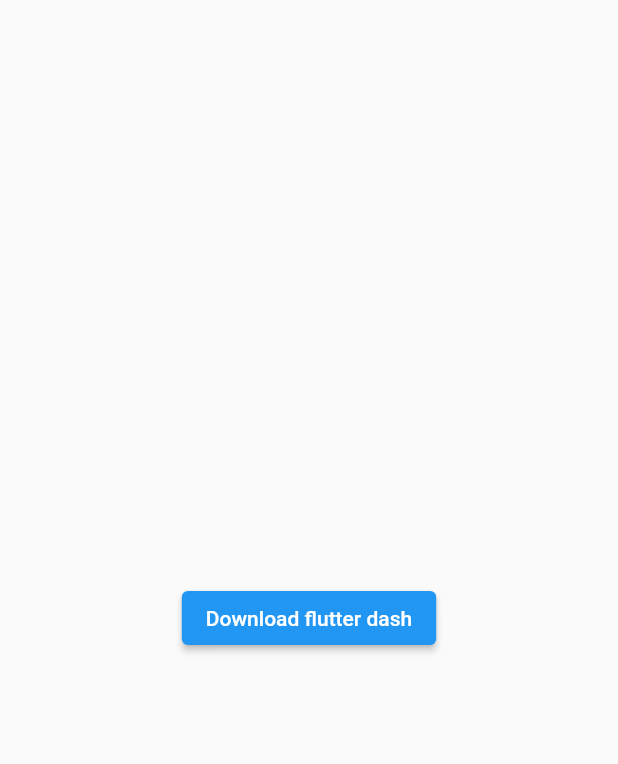
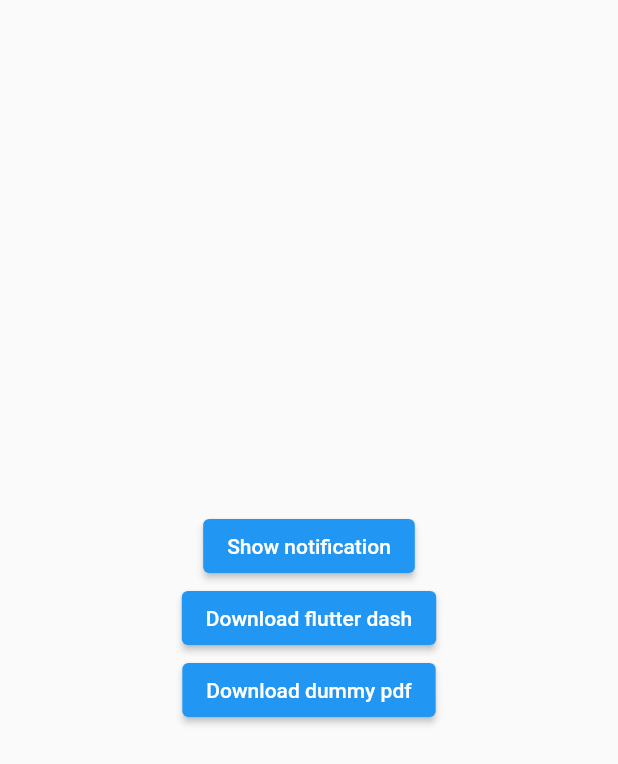
Before and after one commit to fortinjoffrey/flutter_basics_samples, a Flutter app: the screen it shows after launch, on a phone screen of 412 x 824 dp. Shown: the top 764 px of the screen. Run offline on Flutter 3.47's test engine with Material 2 defaults, Android fonts, the phone set to English and light mode, and no system bars; our stand-ins replace dio, flutter_local_notifications, open_file, permission_handler.

Commit message:
Show notification on download success,  open file

```diff
--- /dev/null
+++ b/lib/local_notification_source.dart
@@ -0,0 +1,38 @@
+import 'package:flutter_local_notifications/flutter_local_notifications.dart';
+import 'package:open_file/open_file.dart';
+
+class LocalNotificationSource {
+  static final _notifications = FlutterLocalNotificationsPlugin();
+
+  static void init() {
+    final androidSettings = AndroidInitializationSettings('@mipmap/ic_launcher');
+    _notifications.initialize(
+      InitializationSettings(android: androidSettings),
+      onSelectNotification: (payload) async {
+        OpenFile.open(payload);
+      },
+    );
+  }
+
+  static Future<NotificationDetails> _notificationDetails(String? filepath) async {
+    return NotificationDetails(
+      android: AndroidNotificationDetails(
+        'channel id',
+        'channel name',
+        'channel description',
+        importance: Importance.max,
+        largeIcon: filepath != null ? FilePathAndroidBitmap(filepath) : null,
+      ),
+      iOS: IOSNotificationDetails(),
+    );
+  }
+
+  static Future<void> show({
+    int id = 0,
+    String? title,
+    String? body,
+    String? payload,
+    String? filepath,
+  }) async =>
+      _notifications.show(id, title, body, await _notificationDetails(filepath), payload: payload);
+}
--- a/lib/main.dart
+++ b/lib/main.dart
@@ -2,6 +2,7 @@
 import 'dart:io';
 import 'dart:typed_data';
 
+import 'package:basics_samples/local_notification_source.dart';
 import 'package:basics_samples/remote_source.dart';
 import 'package:flutter/material.dart';
 import 'package:path_provider/path_provider.dart';
@@ -36,12 +37,18 @@
   final streamController = StreamController<double>();
 
   @override
+  void initState() {
+    super.initState();
+    LocalNotificationSource.init();
+  }
+
+  @override
   void dispose() {
     streamController.close();
     super.dispose();
   }
 
-  Future<void> _saveFileToDownloadFolder({
+  Future<String> _saveFileToDownloadFolder({
     required BuildContext context,
     required Uint8List fileBytes,
     required String filename,
@@ -58,11 +65,15 @@
     parts.add('Download');
     final path = parts.join('/');
 
-    final file = File('$path/$filename');
+    final filepath = '$path/$filename';
+
+    final file = File(filepath);
 
     await file.writeAsBytes(fileBytes);
 
     ScaffoldMessenger.of(context).showSnackBar(SnackBar(content: Text('File downloaded')));
+
+    return filepath;
   }
 
   @override
@@ -86,8 +97,33 @@
               },
             ),
             ElevatedButton(
+              onPressed: () {
+                LocalNotificationSource.show(
+                  title: 'Title',
+                  body: 'body',
+                );
+              },
+              child: Text('Show notification'),
+            ),
+            ElevatedButton(
               child: Text('Download flutter dash'),
               onPressed: () async {
+                _performDownload('https://flutter.dev/assets/images/dash/early-dash-sketches3.jpg');
+              },
+            ),
+            ElevatedButton(
+              child: Text('Download dummy pdf'),
+              onPressed: () async {
+                _performDownload('https://www.w3.org/WAI/ER/tests/xhtml/testfiles/resources/pdf/dummy.pdf');
+              },
+            ),
+          ],
+        ),
+      ),
+    );
+  }
+
+  Future<void> _performDownload(String url) async {
     final remoteSource = RemoteSource();
 
     try {
@@ -102,21 +138,26 @@
 
       // (step 2): once the permission is granted, download the file
       final fileBytes = await remoteSource.downloadFromUrl(
-                    'https://flutter.dev/assets/dash/early-dash-sketches2-a38190f3c27f9309101e711143e4a67af04757d7b9f29b00e9ae8cb2cb841d1a.jpg',
+        url,
         streamController,
       );
 
+      final filename = url.split('/').last;
+
       // (step 3): save the file into the download folder
-                  await _saveFileToDownloadFolder(context: context, fileBytes: fileBytes, filename: 'dash.jpg');
+      final filepath = await _saveFileToDownloadFolder(context: context, fileBytes: fileBytes, filename: filename);
+
+      await Future<void>.delayed(const Duration(seconds: 1), () {
+        LocalNotificationSource.show(
+          title: filename,
+          body: 'File downloaded',
+          payload: filepath,
+          filepath: filepath,
+        );
+      });
     } catch (e) {
       print(e);
       ScaffoldMessenger.of(context).showSnackBar(SnackBar(content: Text('An error occured')));
     }
-              },
-            ),
-          ],
-        ),
-      ),
-    );
   }
 }
--- a/pubspec.yaml
+++ b/pubspec.yaml
@@ -25,6 +25,8 @@
   dio: ^4.0.0
   flutter:
     sdk: flutter
+  flutter_local_notifications: ^8.2.0
+  open_file: ^3.2.1
   path_provider: ^2.0.2
   permission_handler: ^8.1.2
 
```
Also changed, not shown: pubspec.lock, 1 other file. Lines whose indentation alone changed are shown as unchanged.
